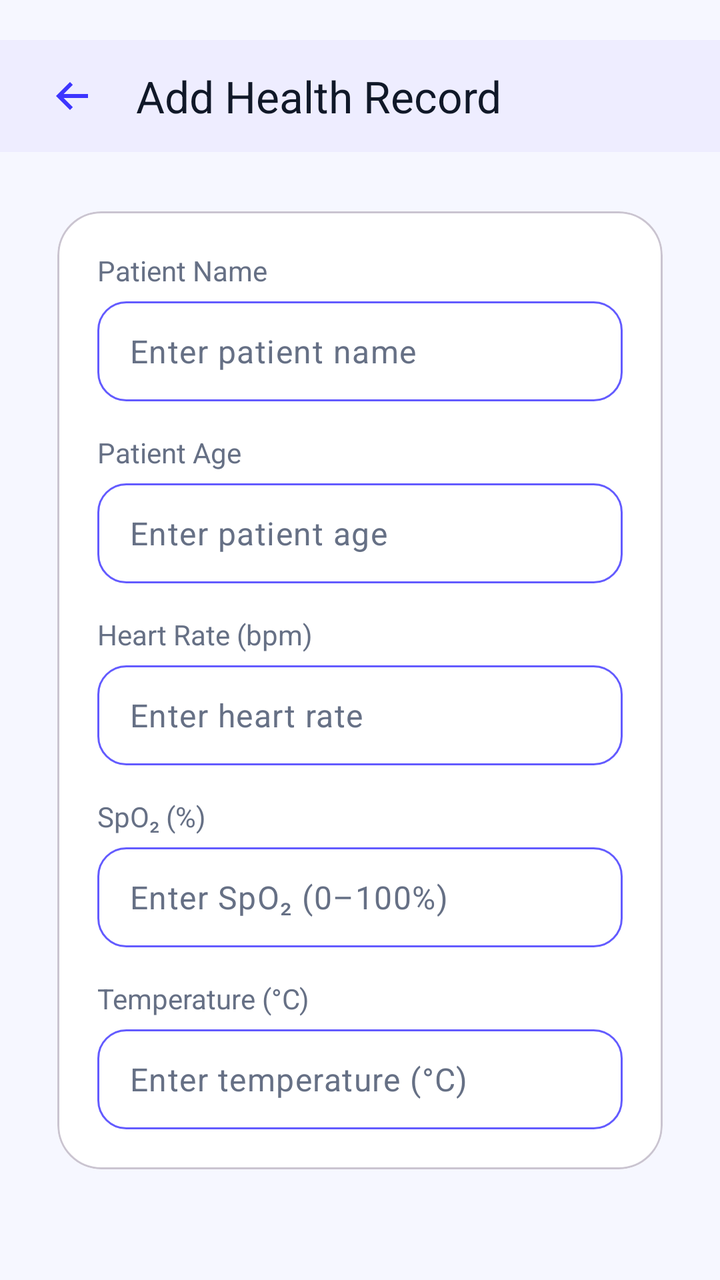
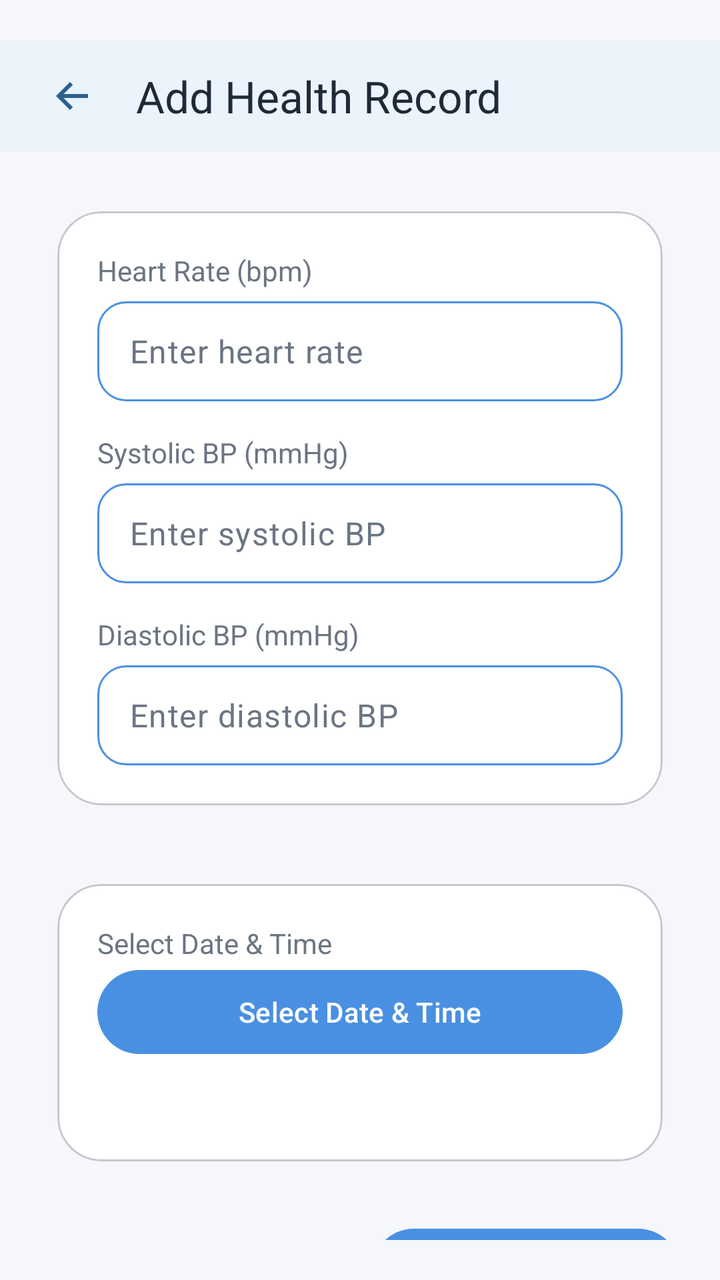

Two renders of the same Android screen: before a commit and after it. Below are the layout's source before the change and the commit's diff.
<!-- AndroidManifest.xml: application theme Theme.SmartFitBLE -->
<!-- res/layout/dialog_add_entry.xml -->
<?xml version="1.0" encoding="utf-8"?>
<androidx.coordinatorlayout.widget.CoordinatorLayout
    xmlns:android="http://schemas.android.com/apk/res/android"
    xmlns:app="http://schemas.android.com/apk/res-auto"
    android:layout_width="match_parent"
    android:layout_height="match_parent"
    android:background="@color/smartfit_background"
    android:paddingTop="20dp">


    <com.google.android.material.appbar.MaterialToolbar
        android:id="@+id/topAppBar"
        android:layout_width="match_parent"
        android:layout_height="56dp"
        android:background="@color/smartfit_card"
        android:elevation="6dp"
        app:navigationIcon="@drawable/ic_arrow_back"
        app:title="@string/add_entry_title"
        app:titleTextColor="@color/smartfit_text_primary"
        android:paddingStart="8dp"
        android:paddingEnd="8dp"
        app:layout_scrollFlags="scroll|enterAlways" />

    <androidx.core.widget.NestedScrollView
        android:layout_width="match_parent"
        android:layout_height="match_parent"
        android:padding="20dp"
        android:layout_marginTop="56dp"
        app:layout_behavior="@string/appbar_scrolling_view_behavior">

        <LinearLayout
            android:orientation="vertical"
            android:layout_width="match_parent"
            android:layout_height="wrap_content">

            
            <com.google.android.material.card.MaterialCardView
                android:layout_width="match_parent"
                android:layout_height="wrap_content"
                app:cardCornerRadius="22dp"
                app:cardElevation="0dp"
                app:cardUseCompatPadding="true"
                app:cardBackgroundColor="@color/smartfit_card"
                android:layout_marginBottom="20dp">

                <LinearLayout
                    android:orientation="vertical"
                    android:padding="20dp"
                    android:layout_width="match_parent"
                    android:layout_height="wrap_content">

                    
                    <TextView
                        android:layout_width="wrap_content"
                        android:layout_height="wrap_content"
                        android:text="@string/patient_name"
                        android:textColor="@color/smartfit_text_secondary"
                        android:textSize="14sp"
                        android:layout_marginBottom="6dp"/>

                    <EditText
                        android:id="@+id/etPatientName"
                        android:layout_width="match_parent"
                        android:layout_height="50dp"
                        android:background="@drawable/bg_input_box"
                        android:padding="12dp"
                        android:inputType="textPersonName"
                        android:textColor="@color/smartfit_text_primary"
                        android:textColorHint="@color/smartfit_text_secondary"
                        android:hint="@string/enter_patient_name"/>

                    <View
                        android:layout_width="match_parent"
                        android:layout_height="16dp"/>

                    
                    <TextView
                        android:layout_width="wrap_content"
                        android:layout_height="wrap_content"
                        android:text="@string/patient_age"
                        android:textColor="@color/smartfit_text_secondary"
                        android:textSize="14sp"
                        android:layout_marginBottom="6dp"/>

                    <EditText
                        android:id="@+id/etPatientAge"
                        android:layout_width="match_parent"
                        android:layout_height="50dp"
                        android:background="@drawable/bg_input_box"
                        android:padding="12dp"
                        android:inputType="number"
                        android:textColor="@color/smartfit_text_primary"
                        android:textColorHint="@color/smartfit_text_secondary"
                        android:hint="@string/enter_patient_age"/>

                    <View
                        android:layout_width="match_parent"
                        android:layout_height="16dp"/>

                    
                    <TextView
                        android:layout_width="wrap_content"
                        android:layout_height="wrap_content"
                        android:text="@string/heart_rate_hint"
                        android:textColor="@color/smartfit_text_secondary"
                        android:textSize="14sp"
                        android:layout_marginBottom="6dp"/>

                    <EditText
                        android:id="@+id/etHeartRate"
                        android:layout_width="match_parent"
                        android:layout_height="50dp"
                        android:background="@drawable/bg_input_box"
                        android:padding="12dp"
                        android:inputType="number"
                        android:textColor="@color/smartfit_text_primary"
                        android:textColorHint="@color/smartfit_text_secondary"
                        android:hint="@string/enter_heart_rate"/>

                    <View
                        android:layout_width="match_parent"
                        android:layout_height="16dp"/>

                    
                    <TextView
                        android:layout_width="wrap_content"
                        android:layout_height="wrap_content"
                        android:text="@string/spo2_hint"
                        android:textColor="@color/smartfit_text_secondary"
                        android:textSize="14sp"
                        android:layout_marginBottom="6dp"/>

                    <EditText
                        android:id="@+id/etSpo2"
                        android:layout_width="match_parent"
                        android:layout_height="50dp"
                        android:background="@drawable/bg_input_box"
                        android:padding="12dp"
                        android:inputType="number"
                        android:textColor="@color/smartfit_text_primary"
                        android:textColorHint="@color/smartfit_text_secondary"
                        android:hint="@string/enter_spo2"/>

                    <View
                        android:layout_width="match_parent"
                        android:layout_height="16dp"/>

                    
                    <TextView
                        android:layout_width="wrap_content"
                        android:layout_height="wrap_content"
                        android:text="@string/temperature_hint"
                        android:textColor="@color/smartfit_text_secondary"
                        android:textSize="14sp"
                        android:layout_marginBottom="6dp"/>

                    <EditText
                        android:id="@+id/etTemperature"
                        android:layout_width="match_parent"
                        android:layout_height="50dp"
                        android:background="@drawable/bg_input_box"
                        android:padding="12dp"
                        android:inputType="numberDecimal"
                        android:textColor="@color/smartfit_text_primary"
                        android:textColorHint="@color/smartfit_text_secondary"
                        android:hint="@string/enter_temperature"/>
                </LinearLayout>
            </com.google.android.material.card.MaterialCardView>

            
            <com.google.android.material.card.MaterialCardView
                android:layout_width="match_parent"
                android:layout_height="wrap_content"
                android:layout_marginBottom="20dp"
                app:cardCornerRadius="22dp"
                app:cardUseCompatPadding="true"
                app:cardBackgroundColor="@color/smartfit_card">

                <LinearLayout
                    android:padding="20dp"
                    android:orientation="vertical"
                    android:layout_width="match_parent"
                    android:layout_height="wrap_content">

                    <TextView
                        android:layout_width="wrap_content"
                        android:layout_height="wrap_content"
                        android:text="@string/select_date_time"
                        android:textColor="@color/smartfit_text_secondary"
                        android:textSize="14sp"/>


                    <Button
                        android:id="@+id/btnSelectDateTime"
                        style="@style/SmartFit.PrimaryButton"
                        android:layout_width="match_parent"
                        android:layout_height="50dp"
                        android:text="@string/select_date_time"/>

                    <TextView
                        android:id="@+id/tvSelectedDateTime"
                        android:layout_width="wrap_content"
                        android:layout_height="wrap_content"
                        android:textColor="@color/smartfit_primary"
                        android:textSize="13sp"
                        android:layout_marginTop="12dp"/>
                </LinearLayout>
            </com.google.android.material.card.MaterialCardView>

            
            <LinearLayout
                android:layout_width="match_parent"
                android:layout_height="wrap_content"
                android:orientation="horizontal"
                android:gravity="center">

                <Button
                    android:id="@+id/btnCancel"
                    android:layout_width="0dp"
                    android:layout_height="50dp"
                    android:layout_weight="1"
                    android:background="@android:color/transparent"
                    android:text="@string/cancel"
                    android:textColor="@color/smartfit_text_secondary"/>

                <View
                    android:layout_width="12dp"
                    android:layout_height="match_parent"/>

                <Button
                    android:id="@+id/btnSave"
                    style="@style/SmartFit.PrimaryButton"
                    android:layout_width="0dp"
                    android:layout_height="50dp"
                    android:layout_weight="1"
                    android:text="@string/save"/>

            </LinearLayout>

        </LinearLayout>
    </androidx.core.widget.NestedScrollView>

</androidx.coordinatorlayout.widget.CoordinatorLayout>
<!-- resources referenced by this layout -->
<resources>
  <color name="smartfit_background">#F6F7FF</color>
  <color name="smartfit_card">#FFFFFF</color>
  <color name="smartfit_primary">#635BFF</color>
  <color name="smartfit_text_primary">#101828</color>
  <color name="smartfit_text_secondary">#667085</color>
  <!-- drawable bg_input_box (drawable) -->
  <?xml version="1.0" encoding="utf-8"?>
  <shape xmlns:android="http://schemas.android.com/apk/res/android"
      android:shape="rectangle">
  
      <solid android:color="@color/smartfit_card" />
  
      <corners android:radius="14dp" />
  
      <stroke
          android:width="1dp"
          android:color="@color/smartfit_primary" />
  
      <padding
          android:left="12dp"
          android:top="12dp"
          android:right="12dp"
          android:bottom="12dp" />
  </shape>
  <!-- drawable ic_arrow_back (drawable) -->
  <?xml version="1.0" encoding="utf-8"?>
  <vector xmlns:android="http://schemas.android.com/apk/res/android"
      android:width="24dp"
      android:height="24dp"
      android:viewportWidth="24"
      android:viewportHeight="24">
      <path
          android:fillColor="@color/smartfit_primary_dark"
          android:pathData="M20,11H7.83l4.58-4.59L11,5l-7,7 7,7 1.41-1.41L7.83,13H20v-2z" />
  </vector>
  <string name="add_entry_title">Add Health Record</string>
  <string name="cancel">Cancel</string>
  <string name="enter_heart_rate">Enter heart rate</string>
  <string name="enter_patient_age">Enter patient age</string>
  <string name="enter_patient_name">Enter patient name</string>
  <string name="enter_spo2">Enter SpO₂ (0–100%)</string>
  <string name="enter_temperature">Enter temperature (°C)</string>
  <string name="heart_rate_hint">Heart Rate (bpm)</string>
  <string name="patient_age">Patient Age</string>
  <string name="patient_name">Patient Name</string>
  <string name="save">Save</string>
  <string name="select_date_time">Select Date &amp; Time</string>
  <string name="spo2_hint">SpO₂ (%)</string>
  <string name="temperature_hint">Temperature (°C)</string>
  <style name="SmartFit.PrimaryButton" parent="Widget.Material3.Button">
          <item name="backgroundTint">@color/smartfit_primary</item>
          <item name="android:textColor">@android:color/white</item>
          <item name="shapeAppearance">@style/ShapeAppearance.Material3.Corner.Full</item>
      </style>
  <style name="Theme.SmartFitBLE" parent="Theme.Material3.DayNight.NoActionBar">
          <item name="android:statusBarColor">@android:color/transparent</item>
          <item name="android:windowLightStatusBar">true</item>
          <item name="colorPrimary">@color/smartfit_primary</item>
          <item name="colorPrimaryContainer">@color/smartfit_card</item>
          <item name="colorSecondary">@color/smartfit_primary</item>
          <item name="colorSecondaryContainer">@color/smartfit_gradient_start</item>
          <item name="colorSurface">@color/smartfit_card</item>
          <item name="android:colorBackground">@color/smartfit_background</item>
          <item name="android:navigationBarColor">@color/smartfit_card</item>
  
          <item name="colorControlActivated">#1A3B82F6</item>
          <item name="colorControlNormal">@color/smartfit_text_secondary</item>
  
          
          <item name="textInputStyle">@style/Widget.Material3.TextInputLayout.OutlinedBox</item>
          <item name="editTextStyle">@style/Widget.Material3.TextInputEditText.OutlinedBox</item>
          <item name="materialThemeOverlay">@style/ThemeOverlay.Material3</item>
      </style>
  <color name="smartfit_primary_dark">#3D35FF</color>
  <color name="smartfit_gradient_start">#635BFF</color>
</resources>

<!-- the commit's change to res/layout/dialog_add_entry.xml (unified diff, before → after) -->
@@ -53,54 +53,6 @@
                     <TextView
                         android:layout_width="wrap_content"
                         android:layout_height="wrap_content"
-                        android:text="@string/patient_name"
-                        android:textColor="@color/smartfit_text_secondary"
-                        android:textSize="14sp"
-                        android:layout_marginBottom="6dp"/>
-
-                    <EditText
-                        android:id="@+id/etPatientName"
-                        android:layout_width="match_parent"
-                        android:layout_height="50dp"
-                        android:background="@drawable/bg_input_box"
-                        android:padding="12dp"
-                        android:inputType="textPersonName"
-                        android:textColor="@color/smartfit_text_primary"
-                        android:textColorHint="@color/smartfit_text_secondary"
-                        android:hint="@string/enter_patient_name"/>
-
-                    <View
-                        android:layout_width="match_parent"
-                        android:layout_height="16dp"/>
-
-                    
-                    <TextView
-                        android:layout_width="wrap_content"
-                        android:layout_height="wrap_content"
-                        android:text="@string/patient_age"
-                        android:textColor="@color/smartfit_text_secondary"
-                        android:textSize="14sp"
-                        android:layout_marginBottom="6dp"/>
-
-                    <EditText
-                        android:id="@+id/etPatientAge"
-                        android:layout_width="match_parent"
-                        android:layout_height="50dp"
-                        android:background="@drawable/bg_input_box"
-                        android:padding="12dp"
-                        android:inputType="number"
-                        android:textColor="@color/smartfit_text_primary"
-                        android:textColorHint="@color/smartfit_text_secondary"
-                        android:hint="@string/enter_patient_age"/>
-
-                    <View
-                        android:layout_width="match_parent"
-                        android:layout_height="16dp"/>
-
-                    
-                    <TextView
-                        android:layout_width="wrap_content"
-                        android:layout_height="wrap_content"
                         android:text="@string/heart_rate_hint"
                         android:textColor="@color/smartfit_text_secondary"
                         android:textSize="14sp"
@@ -125,13 +77,13 @@
                     <TextView
                         android:layout_width="wrap_content"
                         android:layout_height="wrap_content"
-                        android:text="@string/spo2_hint"
+                        android:text="@string/systolic_bp_hint"
                         android:textColor="@color/smartfit_text_secondary"
                         android:textSize="14sp"
                         android:layout_marginBottom="6dp"/>
 
                     <EditText
-                        android:id="@+id/etSpo2"
+                        android:id="@+id/etSystolicBP"
                         android:layout_width="match_parent"
                         android:layout_height="50dp"
                         android:background="@drawable/bg_input_box"
@@ -139,7 +91,7 @@
                         android:inputType="number"
                         android:textColor="@color/smartfit_text_primary"
                         android:textColorHint="@color/smartfit_text_secondary"
-                        android:hint="@string/enter_spo2"/>
+                        android:hint="@string/enter_systolic_bp"/>
 
                     <View
                         android:layout_width="match_parent"
@@ -149,21 +101,21 @@
                     <TextView
                         android:layout_width="wrap_content"
                         android:layout_height="wrap_content"
-                        android:text="@string/temperature_hint"
+                        android:text="@string/diastolic_bp_hint"
                         android:textColor="@color/smartfit_text_secondary"
                         android:textSize="14sp"
                         android:layout_marginBottom="6dp"/>
 
                     <EditText
-                        android:id="@+id/etTemperature"
+                        android:id="@+id/etDiastolicBP"
                         android:layout_width="match_parent"
                         android:layout_height="50dp"
                         android:background="@drawable/bg_input_box"
                         android:padding="12dp"
-                        android:inputType="numberDecimal"
+                        android:inputType="number"
                         android:textColor="@color/smartfit_text_primary"
                         android:textColorHint="@color/smartfit_text_secondary"
-                        android:hint="@string/enter_temperature"/>
+                        android:hint="@string/enter_diastolic_bp"/>
                 </LinearLayout>
             </com.google.android.material.card.MaterialCardView>
 
<!-- resource entries referenced after the edit -->
@@ -1,10 +1,10 @@
 <!-- resources referenced by this layout -->
 <resources>
-  <color name="smartfit_background">#F6F7FF</color>
+  <color name="smartfit_background">#F5F7FA</color>
   <color name="smartfit_card">#FFFFFF</color>
-  <color name="smartfit_primary">#635BFF</color>
-  <color name="smartfit_text_primary">#101828</color>
-  <color name="smartfit_text_secondary">#667085</color>
+  <color name="smartfit_primary">#4A90E2</color>
+  <color name="smartfit_text_primary">#1F2937</color>
+  <color name="smartfit_text_secondary">#6B7583</color>
   <!-- drawable bg_input_box (drawable) -->
   <?xml version="1.0" encoding="utf-8"?>
   <shape xmlns:android="http://schemas.android.com/apk/res/android"
@@ -37,18 +37,14 @@
   </vector>
   <string name="add_entry_title">Add Health Record</string>
   <string name="cancel">Cancel</string>
+  <string name="diastolic_bp_hint">Diastolic BP (mmHg)</string>
+  <string name="enter_diastolic_bp">Enter diastolic BP</string>
   <string name="enter_heart_rate">Enter heart rate</string>
-  <string name="enter_patient_age">Enter patient age</string>
-  <string name="enter_patient_name">Enter patient name</string>
-  <string name="enter_spo2">Enter SpO₂ (0–100%)</string>
-  <string name="enter_temperature">Enter temperature (°C)</string>
+  <string name="enter_systolic_bp">Enter systolic BP</string>
   <string name="heart_rate_hint">Heart Rate (bpm)</string>
-  <string name="patient_age">Patient Age</string>
-  <string name="patient_name">Patient Name</string>
   <string name="save">Save</string>
   <string name="select_date_time">Select Date &amp; Time</string>
-  <string name="spo2_hint">SpO₂ (%)</string>
-  <string name="temperature_hint">Temperature (°C)</string>
+  <string name="systolic_bp_hint">Systolic BP (mmHg)</string>
   <style name="SmartFit.PrimaryButton" parent="Widget.Material3.Button">
           <item name="backgroundTint">@color/smartfit_primary</item>
           <item name="android:textColor">@android:color/white</item>
@@ -62,7 +58,6 @@
           <item name="colorSecondary">@color/smartfit_primary</item>
           <item name="colorSecondaryContainer">@color/smartfit_gradient_start</item>
           <item name="colorSurface">@color/smartfit_card</item>
-          <item name="android:colorBackground">@color/smartfit_background</item>
           <item name="android:navigationBarColor">@color/smartfit_card</item>
   
           <item name="colorControlActivated">#1A3B82F6</item>
@@ -73,7 +68,7 @@
           <item name="editTextStyle">@style/Widget.Material3.TextInputEditText.OutlinedBox</item>
           <item name="materialThemeOverlay">@style/ThemeOverlay.Material3</item>
       </style>
-  <color name="smartfit_primary_dark">#3D35FF</color>
-  <color name="smartfit_gradient_start">#635BFF</color>
+  <color name="smartfit_primary_dark">#2C5F8F</color>
+  <color name="smartfit_gradient_start">#4A90E2</color>
 </resources>
 
